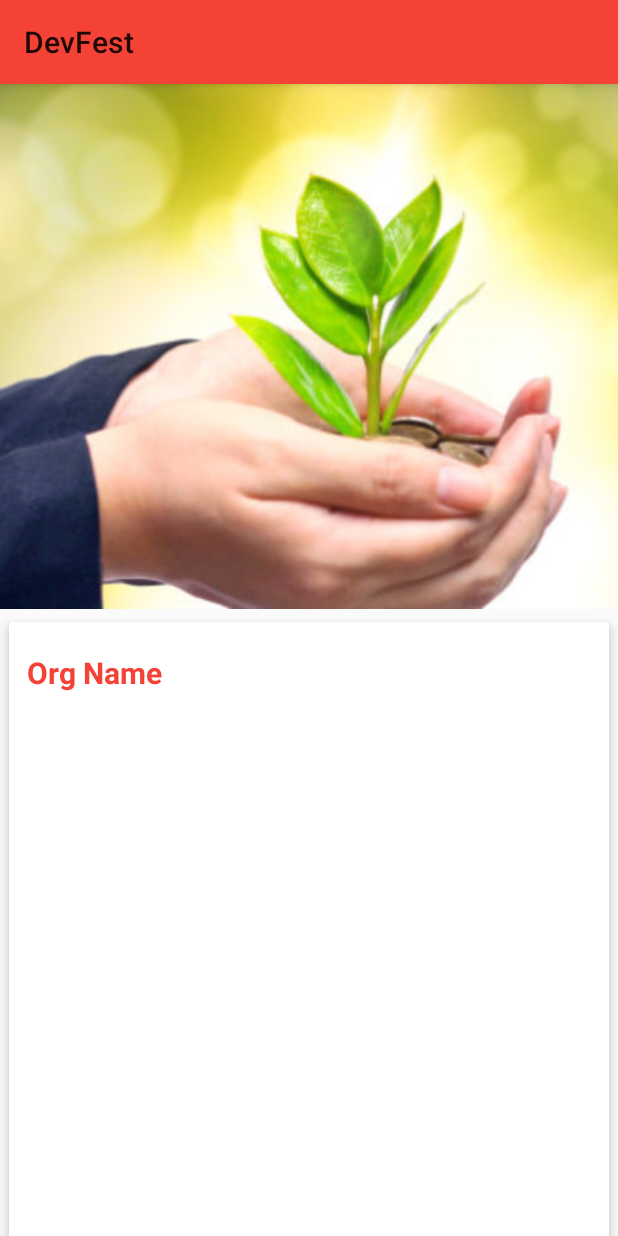
After one commit to yumna11/DevFest, an Android app: the OrganizationDetail screen opened directly, with no data from a screen before it, on a phone screen of 412 x 824 dp. The commit adds this screen. Run offline under Robolectric (Android 15) with nearby library versions, the phone set to English and light mode, and no system bars; our stand-ins replace Firebase (no records; nobody signed in at launch, a user with empty details on screens opened directly); 1 statement that could not run was skipped.

Commit message:
module 2

```diff
--- a/app/src/main/AndroidManifest.xml
+++ b/app/src/main/AndroidManifest.xml
@@ -19,7 +19,9 @@
                 <category android:name="android.intent.category.LAUNCHER" />
             </intent-filter>
         </activity>
-        <activity android:name=".MainActivity"></activity>
+        <activity android:name=".MainActivity" />
+        <activity android:name=".OrganizationDetail" />
+        <activity android:name=".OrganizationList"></activity>
     </application>
 
 </manifest>
--- /dev/null
+++ b/app/src/main/java/com/example/yumnaasim/devfest/OrganizationDetail.java
@@ -0,0 +1,69 @@
+package com.example.yumnaasim.devfest;
+
+import android.support.design.widget.CollapsingToolbarLayout;
+import android.support.v7.app.AppCompatActivity;
+import android.os.Bundle;
+import android.widget.ImageView;
+import android.widget.TextView;
+
+import com.google.firebase.database.DataSnapshot;
+import com.google.firebase.database.DatabaseError;
+import com.google.firebase.database.DatabaseReference;
+import com.google.firebase.database.FirebaseDatabase;
+import com.google.firebase.database.ValueEventListener;
+
+import model.Organization;
+
+public class OrganizationDetail extends AppCompatActivity {
+    TextView orgName, orgDetail,orgAddress, orgContact;
+    String orgId;
+    Organization currentOrg;
+
+    FirebaseDatabase firebaseDatabase;
+    DatabaseReference organization;
+
+    CollapsingToolbarLayout collapsingToolbarLayout;
+
+    @Override
+    protected void onCreate(Bundle savedInstanceState) {
+        super.onCreate(savedInstanceState);
+        setContentView(R.layout.activity_organization_detail);
+
+        firebaseDatabase = FirebaseDatabase.getInstance();
+        organization = firebaseDatabase.getReference("organizations");
+        orgName = (TextView) findViewById(R.id.org_name);
+        orgDetail = (TextView) findViewById(R.id.org_detail);
+        orgAddress = (TextView) findViewById(R.id.org_address);
+        orgDetail = (TextView) findViewById(R.id.org_detail);
+        collapsingToolbarLayout = (CollapsingToolbarLayout) findViewById(R.id.collapsing_toolbar);
+        collapsingToolbarLayout.setCollapsedTitleTextAppearance(R.style.CollapsedAppBar);
+        collapsingToolbarLayout.setExpandedTitleTextAppearance(R.style.ExpandedAppBar);
+
+        if (getIntent()!=null)
+            orgId = getIntent().getStringExtra("OrgId");
+        if (!orgId.isEmpty())
+        {
+            getOrganizationDetail(orgId);
+
+        }
+
+    }
+
+    private void getOrganizationDetail(String orgId) {
+        organization.child(orgId).addValueEventListener(new ValueEventListener() {
+            @Override
+            public void onDataChange(DataSnapshot dataSnapshot) {
+                currentOrg = dataSnapshot.getValue(Organization.class);
+                collapsingToolbarLayout.setTitle(currentOrg.getName());
+                orgDetail.setText(currentOrg.getDetail());
+                orgAddress.setText(currentOrg.getAddress());
+                orgContact.setText(currentOrg.getContact());
+            }
+
+            @Override
+            public void onCancelled(DatabaseError databaseError) {
+
+            }
+        });
+    }
+}
--- a/app/src/main/java/com/example/yumnaasim/devfest/SplashScreen.java
+++ b/app/src/main/java/com/example/yumnaasim/devfest/SplashScreen.java
@@ -3,7 +3,6 @@ package com.example.yumnaasim.devfest;
 import android.app.Activity;
 import android.content.Intent;
 import android.graphics.Typeface;
-import android.support.v7.app.AppCompatActivity;
 import android.os.Bundle;
 import android.widget.TextView;
 
--- /dev/null
+++ b/app/src/main/res/layout/activity_organization_detail.xml
@@ -0,0 +1,121 @@
+<?xml version="1.0" encoding="utf-8"?>
+<android.support.design.widget.CoordinatorLayout xmlns:android="http://schemas.android.com/apk/res/android"
+    xmlns:tools="http://schemas.android.com/tools"
+    android:layout_width="match_parent"
+    android:layout_height="match_parent"
+    xmlns:app="http://schemas.android.com/apk/res-auto"
+
+    tools:context="com.example.yumnaasim.devfest.OrganizationDetail">
+    <android.support.design.widget.AppBarLayout
+        android:layout_width="match_parent"
+        android:layout_height="wrap_content"
+        android:theme="@style/ThemeOverlay.AppCompat.Dark.ActionBar"
+        android:fitsSystemWindows="true"
+        android:id="@+id/app_bar">
+
+        <android.support.design.widget.CollapsingToolbarLayout
+            android:layout_width="match_parent"
+            android:layout_height="350dp"
+            android:id="@+id/collapsing_toolbar"
+            android:fitsSystemWindows="true"
+            app:layout_scrollFlags="scroll|exitUntilCollapsed"
+            app:contentScrim="#0e0d0e"
+            app:expandedTitleTextAppearance="@android:color/transparent"
+            >
+
+            <ImageView
+                android:id="@+id/product_image"
+                android:layout_width="match_parent"
+                android:layout_height="match_parent"
+                android:contentDescription="@null"
+                android:scaleType="centerCrop"
+                android:src="@drawable/p1"
+                app:layout_collapseMode="parallax"
+                />
+            <android.support.v7.widget.Toolbar
+                android:layout_width="match_parent"
+                android:layout_height="?attr/actionBarSize"
+                android:id="@+id/toolbar"
+                android:title="Product Name"
+                android:popupTheme="@style/ThemeOverlay.AppCompat.Light"
+                app:layout_collapseMode="parallax"
+                ></android.support.v7.widget.Toolbar>
+        </android.support.design.widget.CollapsingToolbarLayout>
+
+    </android.support.design.widget.AppBarLayout>
+
+
+
+
+    <android.support.v4.widget.NestedScrollView
+        android:layout_width="match_parent"
+        android:layout_height="match_parent"
+        android:clipToPadding="false"
+        android:id="@+id/nested_scroll_view"
+        app:layout_behavior="@string/appbar_scrolling_view_behavior">
+        <LinearLayout
+            android:layout_width="match_parent"
+            android:layout_height="wrap_content"
+            android:orientation="vertical">
+
+            <android.support.v7.widget.CardView
+                android:layout_width="match_parent"
+                android:layout_height="wrap_content"
+                app:cardElevation="5dp"
+                app:cardUseCompatPadding="true">
+
+                <LinearLayout
+                    android:layout_width="match_parent"
+                    android:layout_height="wrap_content"
+                    android:orientation="vertical">
+
+                    <TextView
+                        android:layout_width="wrap_content"
+                        android:layout_height="wrap_content"
+                        android:id="@+id/org_name"
+                        android:layout_marginTop="8dp"
+                        android:padding="12dp"
+                        android:text="Org Name"
+                        android:textColor="@color/colorPrimary"
+                        android:textSize="20sp"
+                        android:textStyle="bold"/>
+
+                        <TextView
+                            android:layout_width="0dp"
+                            android:layout_height="wrap_content"
+                            android:id="@+id/org_detail"
+                            android:layout_weight="9"
+                            android:text="Org details"
+                            android:textColor="@color/colorPrimary"
+                            android:textSize="18sp"
+                            android:textStyle="bold"/>
+                    <TextView
+                        android:layout_width="0dp"
+                        android:layout_height="wrap_content"
+                        android:id="@+id/org_address"
+                        android:layout_weight="9"
+                        android:text="Org address"
+                        android:textColor="@color/colorPrimary"
+                        android:textSize="18sp"
+                        android:textStyle="bold"/>
+                    <TextView
+                        android:layout_width="0dp"
+                        android:layout_height="wrap_content"
+                        android:id="@+id/org_contact"
+                        android:layout_weight="9"
+                        android:text="Org details"
+                        android:textColor="@color/colorPrimary"
+                        android:textSize="18sp"
+                        android:textStyle="bold"/>
+
+                </LinearLayout>
+            </android.support.v7.widget.CardView>
+
+
+        </LinearLayout>
+
+
+    </android.support.v4.widget.NestedScrollView>
+
+
+</android.support.design.widget.CoordinatorLayout>
--- a/app/src/main/res/values/colors.xml
+++ b/app/src/main/res/values/colors.xml
@@ -3,4 +3,7 @@
     <color name="colorPrimary">#F44336</color>
     <color name="colorPrimaryDark">#D32F2F</color>
     <color name="colorAccent">#FF8A80</color>
+    <color name="overlayBackground">#7f333639</color>
+    <color name="overlayActionBar">#0c0d0c</color>
+
 </resources>
--- a/app/src/main/res/values/styles.xml
+++ b/app/src/main/res/values/styles.xml
@@ -14,5 +14,15 @@
         <item name="android:windowContentOverlay">@null</item>
         <item name="android:windowBackground">@drawable/gradient</item>
     </style>
+    <style name="CollapsedAppBar" parent="@android:style/TextAppearance.Medium">
+        <item name="android:textSize">24sp</item>
+        <item name="android:textStyle">normal</item>
+        <item name="android:textColor">@android:color/white</item>
+    </style>
+
+    <style name="ExpandedAppBar" parent="@android:style/TextAppearance.Material.Title">
+        <item name="android:textStyle">normal</item>
+        <item name="android:textColor">@color/colorPrimary</item>
+    </style>
 
 </resources>
```
Also changed, not shown: app/build.gradle (+7 -3 lines), app/src/main/java/Interface/ItemClickListener.java (added, +11 -0 lines), app/src/main/java/com/example/yumnaasim/devfest/MainActivity.java (+10 -0 lines), app/src/main/java/com/example/yumnaasim/devfest/OrganizationList.java (added, +66 -0 lines), app/src/main/java/model/Organization.java (added, +57 -0 lines), app/src/main/java/viewHolder/OrganizationViewHolder.java (added, +39 -0 lines), app/src/main/res/layout/activity_main.xml (+7 -4 lines), app/src/main/res/layout/activity_organization_list.xml (added, +21 -0 lines), app/src/main/res/layout/organization_item.xml (added, +41 -0 lines), app/src/main/res/drawable/p1.jpg (added).
